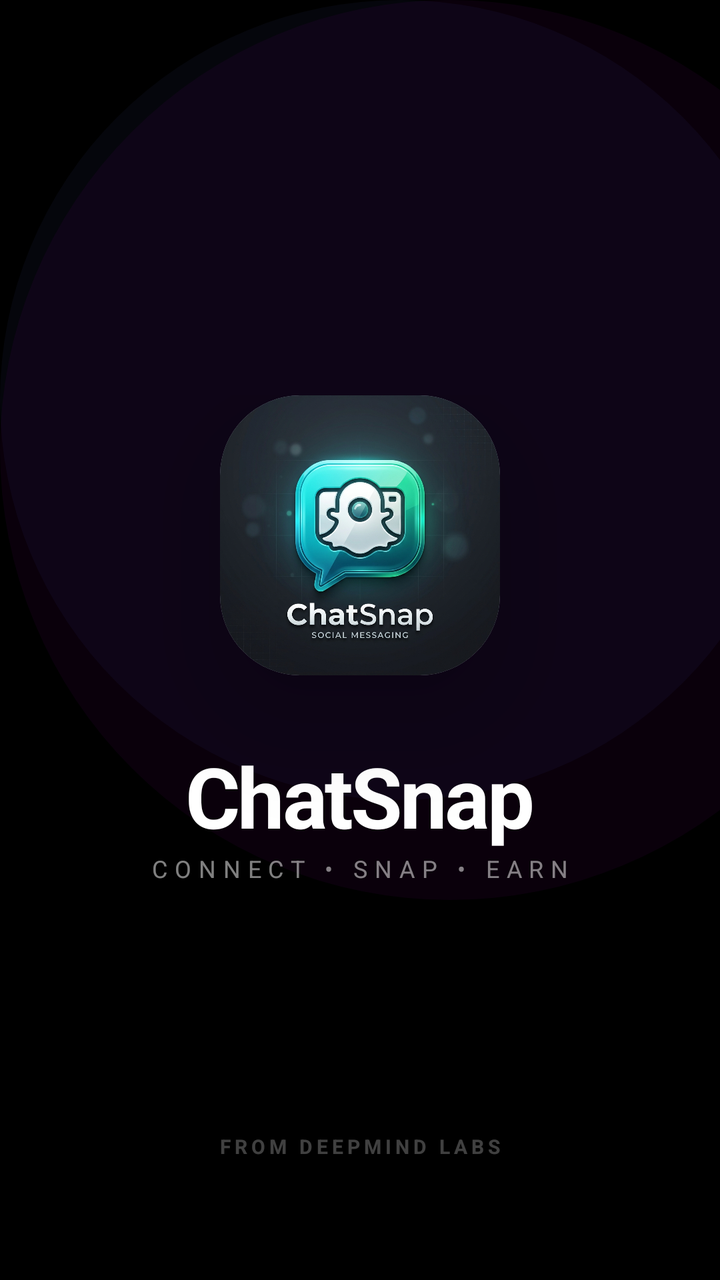
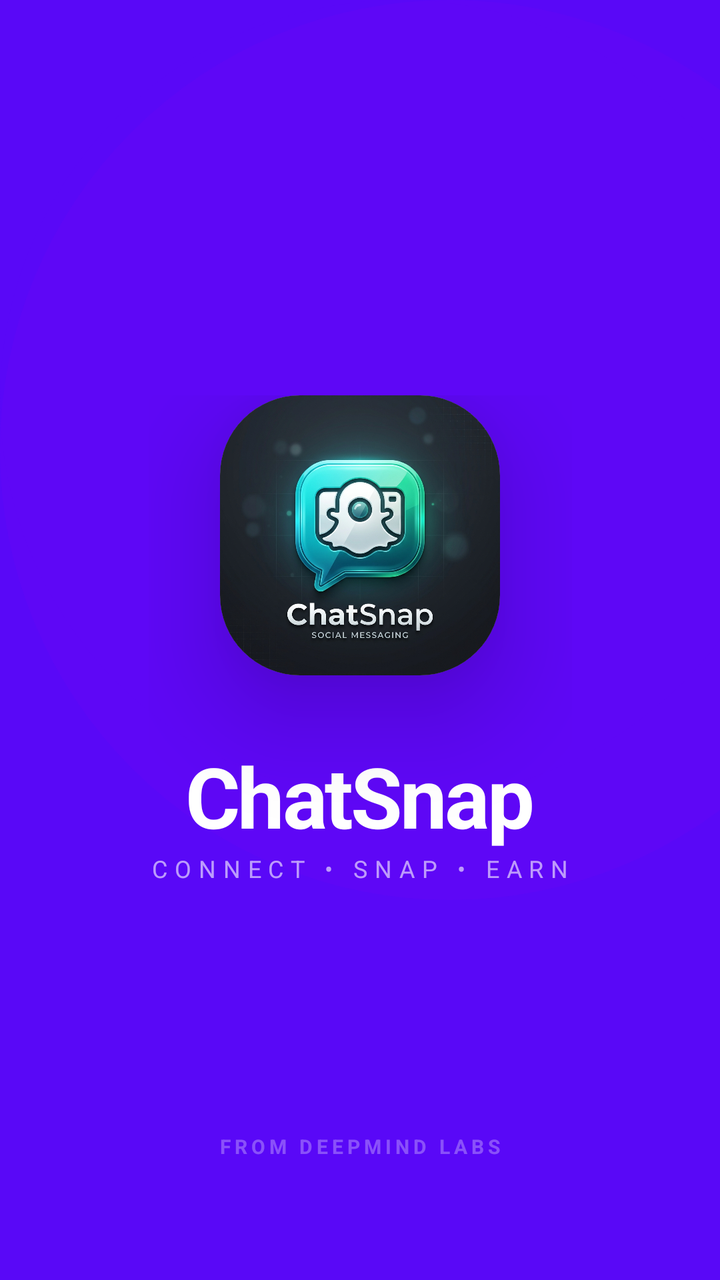

Screens rendered from an Android XML layout before and after an edit, with the pre-edit source and the edit as a unified diff.
<!-- AndroidManifest.xml: activity theme Theme.ChatSnap.NoActionBar -->
<!-- res/layout/activity_splash.xml -->
<?xml version="1.0" encoding="utf-8"?>
<androidx.constraintlayout.widget.ConstraintLayout xmlns:android="http://schemas.android.com/apk/res/android"
    xmlns:app="http://schemas.android.com/apk/res-auto"
    android:layout_width="match_parent"
    android:layout_height="match_parent"
    android:background="@color/black_bg">

    
    <include layout="@layout/layout_bubbles" />

    <LinearLayout
        android:id="@+id/logoContainer"
        android:layout_width="wrap_content"
        android:layout_height="wrap_content"
        android:gravity="center"
        android:orientation="vertical"
        app:layout_constraintBottom_toBottomOf="parent"
        app:layout_constraintEnd_toEndOf="parent"
        app:layout_constraintStart_toStartOf="parent"
        app:layout_constraintTop_toTopOf="parent">

        <com.google.android.material.card.MaterialCardView
            android:layout_width="140dp"
            android:layout_height="140dp"
            app:cardCornerRadius="40dp"
            app:cardElevation="30dp"
            app:strokeWidth="0dp"
            android:layout_marginBottom="32dp">
            
            <ImageView
                android:id="@+id/ivLogo"
                android:layout_width="match_parent"
                android:layout_height="match_parent"
                android:scaleType="centerCrop"
                android:src="@drawable/ic_app_logo" />
        </com.google.android.material.card.MaterialCardView>

        <TextView
            android:id="@+id/tvAppName"
            android:layout_width="wrap_content"
            android:layout_height="wrap_content"
            android:text="ChatSnap"
            android:textColor="@color/white"
            android:textSize="42sp"
            android:textStyle="bold"
            android:letterSpacing="-0.03" />

        <TextView
            android:id="@+id/tvTagline"
            android:layout_width="wrap_content"
            android:layout_height="wrap_content"
            android:text="CONNECT • SNAP • EARN"
            android:textColor="#80FFFFFF"
            android:textSize="12sp"
            android:letterSpacing="0.3"
            android:textAllCaps="true" />

    </LinearLayout>

    <LinearLayout
        android:layout_width="wrap_content"
        android:layout_height="wrap_content"
        android:layout_marginBottom="60dp"
        android:gravity="center"
        android:orientation="vertical"
        app:layout_constraintBottom_toBottomOf="parent"
        app:layout_constraintEnd_toEndOf="parent"
        app:layout_constraintStart_toStartOf="parent">

        <ProgressBar
            android:layout_width="32dp"
            android:layout_height="32dp"
            android:layout_marginBottom="16dp"
            android:indeterminateTint="#00B4C5" />

        <TextView
            android:layout_width="wrap_content"
            android:layout_height="wrap_content"
            android:text="FROM DEEPMIND LABS"
            android:textColor="#40FFFFFF"
            android:textSize="10sp"
            android:letterSpacing="0.2"
            android:textStyle="bold" />
    </LinearLayout>

</androidx.constraintlayout.widget.ConstraintLayout>
<!-- res/layout/layout_bubbles.xml (included above) -->
<?xml version="1.0" encoding="utf-8"?>
<merge xmlns:android="http://schemas.android.com/apk/res/android"
    xmlns:app="http://schemas.android.com/apk/res-auto">

    
    <View
        android:layout_width="400dp"
        android:layout_height="400dp"
        android:layout_gravity="top|start"
        android:layout_marginTop="-100dp"
        android:layout_marginStart="-150dp"
        android:background="@drawable/bg_bubble"
        android:backgroundTint="?attr/colorPrimary"
        android:alpha="0.06"
        android:translationZ="-10dp" />

    
    <View
        android:layout_width="450dp"
        android:layout_height="450dp"
        android:layout_gravity="bottom|end"
        android:layout_marginBottom="-80dp"
        android:layout_marginEnd="-150dp"
        android:background="@drawable/bg_bubble"
        android:backgroundTint="#C500E6"
        android:alpha="0.05"
        android:translationZ="-10dp" />

</merge>
<!-- resources referenced by this layout -->
<resources>
  <color name="black_bg">#000000</color>
  <color name="white">#FFFFFFFF</color>
  <!-- drawable bg_bubble (drawable) -->
  <?xml version="1.0" encoding="utf-8"?>
  <shape xmlns:android="http://schemas.android.com/apk/res/android"
      android:shape="oval">
      <solid android:color="?attr/colorPrimary" />
  </shape>
  <!-- drawable ic_app_logo: png bitmap (drawable, 483391 bytes) -->
  <style name="Theme.ChatSnap.NoActionBar">
          <item name="windowActionBar">false</item>
          <item name="windowNoTitle">true</item>
      </style>
</resources>

<!-- the commit's change to res/layout/activity_splash.xml (unified diff, before → after) -->
@@ -3,7 +3,7 @@
     xmlns:app="http://schemas.android.com/apk/res-auto"
     android:layout_width="match_parent"
     android:layout_height="match_parent"
-    android:background="@color/black_bg">
+    android:background="?attr/colorPrimary">
 
     
     <include layout="@layout/layout_bubbles" />
@@ -40,7 +40,7 @@
             android:layout_width="wrap_content"
             android:layout_height="wrap_content"
             android:text="ChatSnap"
-            android:textColor="@color/white"
+            android:textColor="?attr/colorOnPrimary"
             android:textSize="42sp"
             android:textStyle="bold"
             android:letterSpacing="-0.03" />
@@ -50,7 +50,8 @@
             android:layout_width="wrap_content"
             android:layout_height="wrap_content"
             android:text="CONNECT • SNAP • EARN"
-            android:textColor="#80FFFFFF"
+            android:textColor="?attr/colorOnPrimary"
+            android:alpha="0.6"
             android:textSize="12sp"
             android:letterSpacing="0.3"
             android:textAllCaps="true" />
@@ -70,14 +71,14 @@
         <ProgressBar
             android:layout_width="32dp"
             android:layout_height="32dp"
-            android:layout_marginBottom="16dp"
-            android:indeterminateTint="#00B4C5" />
+            android:layout_marginBottom="16dp" />
 
         <TextView
             android:layout_width="wrap_content"
             android:layout_height="wrap_content"
             android:text="FROM DEEPMIND LABS"
-            android:textColor="#40FFFFFF"
+            android:textColor="?attr/colorOnPrimary"
+            android:alpha="0.3"
             android:textSize="10sp"
             android:letterSpacing="0.2"
             android:textStyle="bold" />
<!-- resource entries referenced after the edit -->
@@ -1,7 +1,5 @@
 <!-- resources referenced by this layout -->
 <resources>
-  <color name="black_bg">#000000</color>
-  <color name="white">#FFFFFFFF</color>
   <!-- drawable bg_bubble (drawable) -->
   <?xml version="1.0" encoding="utf-8"?>
   <shape xmlns:android="http://schemas.android.com/apk/res/android"
